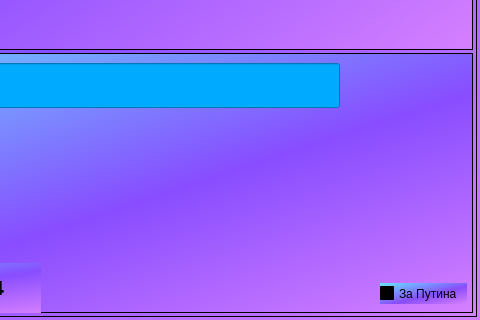
AlbeMute/Project, file interface.ui: the form before one commit; both pictures show x 580 to 1060 and y 517 to 837 of the 1060 by 837 pixel window.
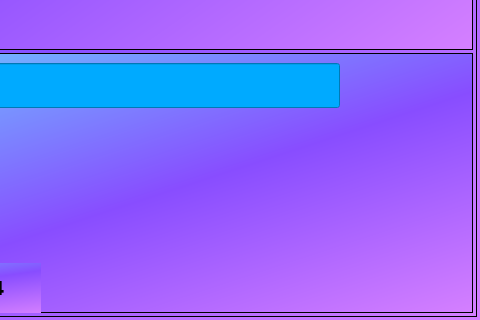
The form after the commit. Icons and pictures are not drawn. Custom widgets are drawn as their Qt base class.

```diff
--- a/interface.ui
+++ b/interface.ui
@@ -989,19 +989,6 @@
            <string/>
           </property>
          </widget>
-         <widget class="QCheckBox" name="checkBox">
-          <property name="geometry">
-           <rect>
-            <x>700</x>
-            <y>230</y>
-            <width>87</width>
-            <height>21</height>
-           </rect>
-          </property>
-          <property name="text">
-           <string>За Путина</string>
-          </property>
-         </widget>
          <widget class="QLabel" name="label_5">
           <property name="geometry">
            <rect>
```
